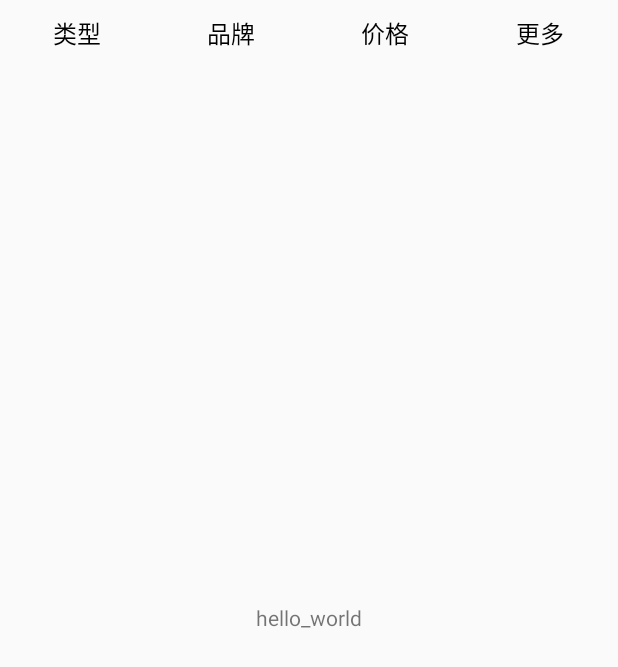
After one commit to 13538659596/View, an Android app: the PopuViewActivity screen opened directly, with no data from a screen before it, on a phone screen of 412 x 824 dp. The commit adds this screen. Shown: the top 667 px of the screen. Run offline under Robolectric (Android 15) with nearby library versions, the phone set to English and light mode, and no system bars; our stand-ins replace ButterKnife.

Commit message:
自定义popu选择器

```diff
--- a/app/src/main/AndroidManifest.xml
+++ b/app/src/main/AndroidManifest.xml
@@ -46,6 +46,8 @@
         </activity>
         <activity android:name=".ListView.Animo1Activity">
         </activity>
+        <activity android:name=".ListView.PopuViewActivity">
+        </activity>
     </application>
 
 </manifest>
--- /dev/null
+++ b/app/src/main/java/com/example/view/ListView/PopuViewActivity.java
@@ -0,0 +1,40 @@
+package com.example.view.ListView;
+
+import android.support.v7.app.AppCompatActivity;
+import android.os.Bundle;
+
+import com.example.view.BaseActivity;
+import com.example.view.R;
+import com.example.view.adpter.MenuAdapater;
+import com.example.view.group.PopuView;
+
+import java.util.ArrayList;
+import java.util.List;
+
+import butterknife.BindView;
+
+public class PopuViewActivity extends BaseActivity {
+
+
+    @BindView(R.id.popu_view)
+    PopuView popuView;
+
+    private List<String> items;
+    @Override
+    protected void onCreate(Bundle savedInstanceState) {
+        super.onCreate(savedInstanceState);
+        items = new ArrayList<>();
+        items.add("类型");
+        items.add("品牌");
+        items.add("价格");
+        items.add("更多");
+        MenuAdapater adapater = new MenuAdapater(this, items);
+        popuView.setAdapter(adapater);
+    }
+
+    @Override
+    protected int getContentViewLayoutID() {
+        return R.layout.activity_popu_view;
+    }
+
+}
--- a/app/src/main/java/com/example/view/MainActivity.java
+++ b/app/src/main/java/com/example/view/MainActivity.java
@@ -10,6 +10,7 @@ import com.example.view.ListView.ColorTextActivity;
 import com.example.view.ListView.DragHelpActivity;
 import com.example.view.ListView.ImmersiveActivity;
 import com.example.view.ListView.ListpicActivity;
+import com.example.view.ListView.PopuViewActivity;
 import com.example.view.ListView.QQScrollActivity;
 import com.example.view.ListView.QQStepActivirt;
 import com.example.view.ListView.RatingBarActivity;
@@ -99,4 +100,8 @@ public class MainActivity extends BaseActivity {
     public void animo1() {
         startActivity(new Intent(this, Animo1Activity.class));}
 
+    @OnClick(R.id.button16)
+    public void popu() {
+        startActivity(new Intent(this, PopuViewActivity.class));}
+
 }
--- /dev/null
+++ b/app/src/main/java/com/example/view/adpter/BaseMenuAdapter.java
@@ -0,0 +1,35 @@
+package com.example.view.adpter;
+
+import android.view.View;
+import android.view.ViewGroup;
+import android.widget.TextView;
+
+/**
+ * Created by TheShy on 2018/10/24 11:14.
+ * Email:406262584@qq.com
+ */
+public abstract class BaseMenuAdapter {
+
+    // 获取总共有多少条
+    public abstract int getCount();
+    // 获取当前的TabView
+    public abstract View getTabView(int position, ViewGroup parent);
+    // 获取当前的菜单内容
+    public abstract View getMenuView(int position,ViewGroup parent);
+
+    /**
+     * 菜单打开
+     * @param tabView
+     */
+    public void menuOpen(View tabView) {
+
+    }
+
+    /**
+     * 菜单关闭
+     * @param tabView
+     */
+    public void menuClose(View tabView) {
+
+    }
+}
--- /dev/null
+++ b/app/src/main/java/com/example/view/adpter/MenuAdapater.java
@@ -0,0 +1,49 @@
+package com.example.view.adpter;
+
+import android.content.Context;
+import android.graphics.Color;
+import android.view.Gravity;
+import android.view.LayoutInflater;
+import android.view.View;
+import android.view.ViewGroup;
+import android.widget.TextView;
+
+import com.example.view.R;
+
+import java.util.List;
+
+/**
+ * Created by TheShy on 2018/10/24 11:26.
+ * Email:406262584@qq.com
+ */
+public class MenuAdapater extends BaseMenuAdapter{
+
+    private List<String> items;
+    private Context context;
+    public MenuAdapater(Context context, List<String> items) {
+        this.items = items;
+        this.context = context;
+    }
+    @Override
+    public int getCount() {
+        return items == null ? 0 : items.size();
+    }
+
+    @Override
+    public TextView getTabView(int position, ViewGroup parent) {
+        TextView t = new TextView(context);
+        t.setTextSize(16);
+        t.setGravity(Gravity.CENTER);
+        t.setTextColor(Color.BLACK);
+        t.setText(items.get(position));
+        return t;
+    }
+
+    @Override
+    public View getMenuView(int position, ViewGroup parent) {
+        // 真正开发过程中，不同的位置显示的布局不一样
+        TextView menuView = (TextView) LayoutInflater.from(context).inflate(R.layout.ui_list_data_screen_menu,parent,false);
+        menuView.setText(items.get(position));
+        return menuView;
+    }
+}
--- /dev/null
+++ b/app/src/main/java/com/example/view/group/PopuView.java
@@ -0,0 +1,179 @@
+package com.example.view.group;
+
+import android.animation.Animator;
+import android.animation.AnimatorListenerAdapter;
+import android.animation.ObjectAnimator;
+import android.content.Context;
+import android.graphics.Color;
+import android.support.annotation.Nullable;
+import android.util.AttributeSet;
+import android.util.TypedValue;
+import android.view.Gravity;
+import android.view.View;
+import android.view.ViewGroup;
+import android.widget.FrameLayout;
+import android.widget.LinearLayout;
+import android.widget.TextView;
+import android.widget.Toast;
+
+import com.example.view.R;
+import com.example.view.adpter.BaseMenuAdapter;
+
+/**
+ * Created by TheShy on 2018/10/24 11:05.
+ * Email:406262584@qq.com
+ */
+public class PopuView extends LinearLayout implements View.OnClickListener{
+
+    private LinearLayout tabView; //存放标题栏
+
+    // 1.2 创建 FrameLayout 用来存放 = 阴影（View） + 菜单内容布局(FrameLayout)
+    private FrameLayout mMenuMiddleView;
+    // 阴影
+    private View mShadowView;
+    //内容布局
+    private FrameLayout mMenuContainerView;
+    private Context mContext;
+    private boolean isMenuOpen = false;  //菜单栏是否弹出
+
+    private int mMenuContentHeight; //弹出的内容页高度
+    public PopuView(Context context) {
+        this(context, null);
+    }
+
+    public PopuView(Context context, @Nullable AttributeSet attrs) {
+        this(context, attrs, 0);
+    }
+
+    public PopuView(Context context, @Nullable AttributeSet attrs, int defStyleAttr) {
+        super(context, attrs, defStyleAttr);
+        mContext = context;
+        initLayout();
+    }
+
+
+    private void initLayout() {
+        //设置摆放方式
+        setOrientation(VERTICAL);
+        //创建头部菜单栏
+        tabView = new LinearLayout(mContext);
+        tabView.setOrientation(HORIZONTAL);
+        LinearLayout.LayoutParams params = new LinearLayout.LayoutParams(ViewGroup.LayoutParams.
+                MATCH_PARENT, ViewGroup.LayoutParams.WRAP_CONTENT);
+        tabView.setLayoutParams(params);
+        addView(tabView);
+
+        //创建内容+阴影布局
+        mMenuMiddleView = new FrameLayout(mContext);
+
+        LinearLayout.LayoutParams params1 = new LinearLayout.LayoutParams(LayoutParams.MATCH_PARENT,
+               0);
+        params1.weight = 1;
+        mMenuMiddleView.setLayoutParams(params1);
+        //mMenuMiddleView.setBackgroundColor(getResources().getColor(R.color.rect));
+
+        //创建阴影View
+        // 创建阴影 可以不用设置 LayoutParams 默认就是 MATCH_PARENT ，MATCH_PARENT
+        mShadowView = new View(mContext);
+        mShadowView.setBackgroundColor(Color.parseColor("#99000000"));
+        mShadowView.setAlpha(0);
+        mMenuMiddleView.addView(mShadowView);
+
+
+        mMenuContainerView = new FrameLayout(mContext);
+        mMenuContainerView.setBackgroundColor(Color.WHITE);
+        mMenuMiddleView.addView(mMenuContainerView);
+        addView(mMenuMiddleView);
+    }
+
+    /**
+     * adapter的设计模式
+     * @param adapter
+     */
+    public void setAdapter(BaseMenuAdapter adapter) {
+        int childCount = adapter.getCount();
+        for (int i = 0; i < childCount; i++) {
+            View childView =  adapter.getTabView(i, tabView);
+            tabView.addView(childView);
+            childView.setPadding(0, dip2px(10), 0, dip2px(10));
+            LinearLayout.LayoutParams params = (LayoutParams) childView.getLayoutParams();
+            params.weight = 1;
+            childView.setLayoutParams(params);
+            setTagClick(childView, i);
+
+            //添加的所有的内容页，会堆起来
+            View contentView = adapter.getMenuView(i, mMenuContainerView);
+            //首先把内容隐藏，点击Tab菜单时再显示
+            contentView.setVisibility(GONE);
+            mMenuContainerView.addView(contentView);
+        }
+    }
+
+    private void setTagClick(View childView, final int position) {
+        childView.setOnClickListener(new OnClickListener() {
+            @Override
+            public void onClick(View view) {
+                if(isMenuOpen) {
+
+                }else {
+                    openMenu(position);
+                }
+            }
+        });
+    }
+
+
+    private void openMenu(int position) {
+        mShadowView.setVisibility(View.VISIBLE);
+        // 获取当前位置显示当前菜单，菜单是加到了菜单容器
+        View menuView = mMenuContainerView.getChildAt(position);
+        menuView.setVisibility(View.VISIBLE);
+
+        // 打开开启动画  位移动画  透明度动画
+        ObjectAnimator translationAnimator = ObjectAnimator.ofFloat(mMenuContainerView, "translationY", -mMenuContentHeight, 0);
+        translationAnimator.setDuration(300);
+        translationAnimator.start();
+        ObjectAnimator alphaAnimator = ObjectAnimator.ofFloat(mShadowView, "alpha", 0f, 1f);
+        alphaAnimator.setDuration(300);
+
+        alphaAnimator.addListener(new AnimatorListenerAdapter() {
+            @Override
+            public void onAnimationEnd(Animator animation) {
+                //mAnimatorExecute = false;
+               // mCurrentPosition = position;
+            }
+
+            @Override
+            public void onAnimationStart(Animator animation) {
+               // mAnimatorExecute = true;
+                // 把当前的 tab 传到外面
+               // mAdapter.menuOpen(tabView);
+            }
+        });
+        alphaAnimator.start();
+    }
+
+    @Override
+    protected void onMeasure(int widthMeasureSpec, int heightMeasureSpec) {
+        super.onMeasure(widthMeasureSpec, heightMeasureSpec);
+        int height = MeasureSpec.getSize(heightMeasureSpec);
+        // 内容的高度应该不是全部  应该是整个 View的 75%
+        mMenuContentHeight = (int) (height * 75f / 100);
+        ViewGroup.LayoutParams params = mMenuContainerView.getLayoutParams();
+        params.height = mMenuContentHeight;
+        mMenuContainerView.setLayoutParams(params);
+        mMenuContainerView.setTranslationY(- mMenuContentHeight);
+        //隐藏阴影和内容，把布局移上去
+    }
+
+
+
+    private int dip2px(int dip) {
+        return (int)TypedValue.applyDimension(TypedValue.COMPLEX_UNIT_DIP, dip, getResources().getDisplayMetrics());
+    }
+
+    @Override
+    public void onClick(View view) {
+        Toast.makeText(mContext, "点击" , Toast.LENGTH_SHORT).show();
+    }
+}
--- /dev/null
+++ b/app/src/main/res/layout/activity_popu_view.xml
@@ -0,0 +1,24 @@
+<?xml version="1.0" encoding="utf-8"?>
+<RelativeLayout
+    xmlns:android="http://schemas.android.com/apk/res/android"
+    xmlns:app="http://schemas.android.com/apk/res-auto"
+    xmlns:tools="http://schemas.android.com/tools"
+    android:layout_width="match_parent"
+    android:layout_height="match_parent"
+    android:orientation="vertical"
+    tools:context=".ListView.PopuViewActivity">
+    <TextView
+        android:layout_centerInParent="true"
+        android:layout_width="wrap_content"
+        android:layout_height="wrap_content"
+        android:gravity="center"
+        android:text="@string/hello_world"/>
+
+    <com.example.view.group.PopuView
+        android:id="@+id/popu_view"
+        android:layout_width="match_parent"
+        android:layout_height="wrap_content"/>
+
+
+
+</RelativeLayout>
```
Also changed, not shown: app/src/main/java/com/example/view/ListView/Animo1Activity.java (added, +32 -0 lines), app/src/main/res/layout/activity_animo1.xml (added, +19 -0 lines), app/src/main/res/layout/activity_main.xml (+9 -0 lines), app/src/main/res/layout/ui_list_data_screen_menu.xml (added, +7 -0 lines).
